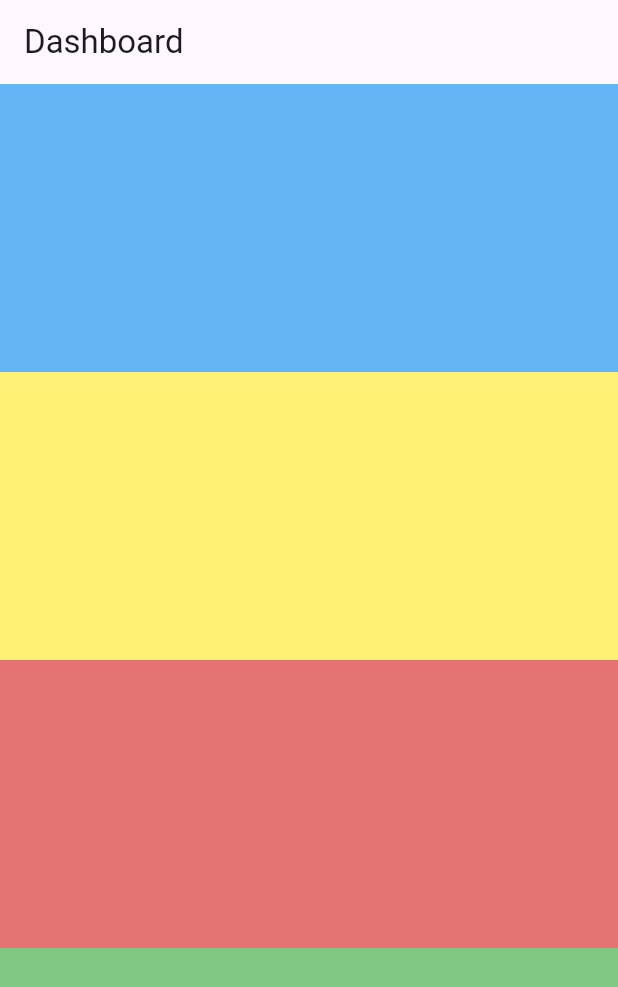
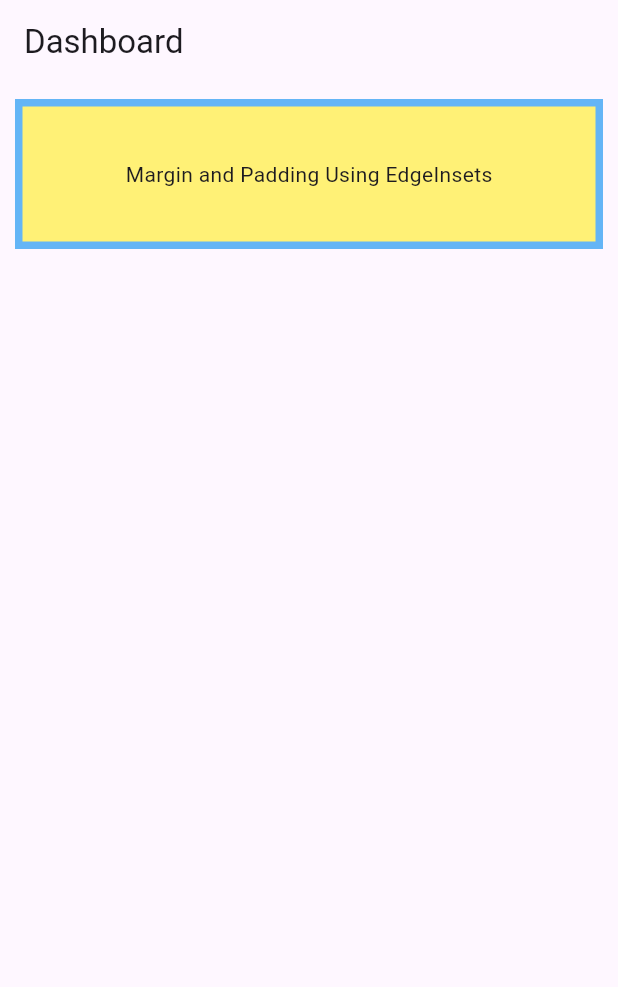
Before and after one commit to deep04shikha11/FlutterWork, a Flutter app: the screen it shows after launch, on a phone screen of 412 x 824 dp. Shown: the top 987 px of the screen. Run offline on Flutter 3.47's test engine with Material 3 defaults, Android fonts, the phone set to English and light mode, and no system bars.

Commit message:
Margin and Padding Using EdgeInsets

```diff
--- a/lib/main.dart
+++ b/lib/main.dart
@@ -23,26 +23,40 @@ class DashboardScreen extends StatelessWidget {
   Widget build(BuildContext context) {
     return Scaffold(
       appBar: AppBar(title: const Text('Dashboard')),
-      body: Column(
-        children: [
-          Expanded(
-            flex: 2,
-            child: Container(height: 100, color: Colors.blue.shade300),
+      body: Container(
+        height: 100,
+        color: Colors.blue.shade300,
+        margin: const EdgeInsets.all(10),
+        child: Padding(
+          padding: const EdgeInsets.all(5),
+          child: Container(
+            color: Colors.yellow.shade300,
+            child: const Center(
+              child: Text('Margin and Padding Using EdgeInsets'),
+            ),
           ),
-          Expanded(
-            flex: 2,
-            child: Container(height: 100, color: Colors.yellow.shade300),
-          ),
-          Expanded(
-            flex: 2,
-            child: Container(height: 100, color: Colors.red.shade300),
-          ),
-          Expanded(
-            flex: 2,
-            child: Container(height: 100, color: Colors.green.shade300),
-          ),
-        ],
+        ),
       ),
+      // Column(
+      //   children: [
+      //     Expanded(
+      //       flex: 2,
+      //       child: Container(height: 100, color: Colors.blue.shade300),
+      //     ),
+      //     Expanded(
+      //       flex: 2,
+      //       child: Container(height: 100, color: Colors.yellow.shade300),
+      //     ),
+      //     Expanded(
+      //       flex: 2,
+      //       child: Container(height: 100, color: Colors.red.shade300),
+      //     ),
+      //     Expanded(
+      //       flex: 2,
+      //       child: Container(height: 100, color: Colors.green.shade300),
+      //     ),
+      //   ],
+      // ),
     );
   }
 }
```
